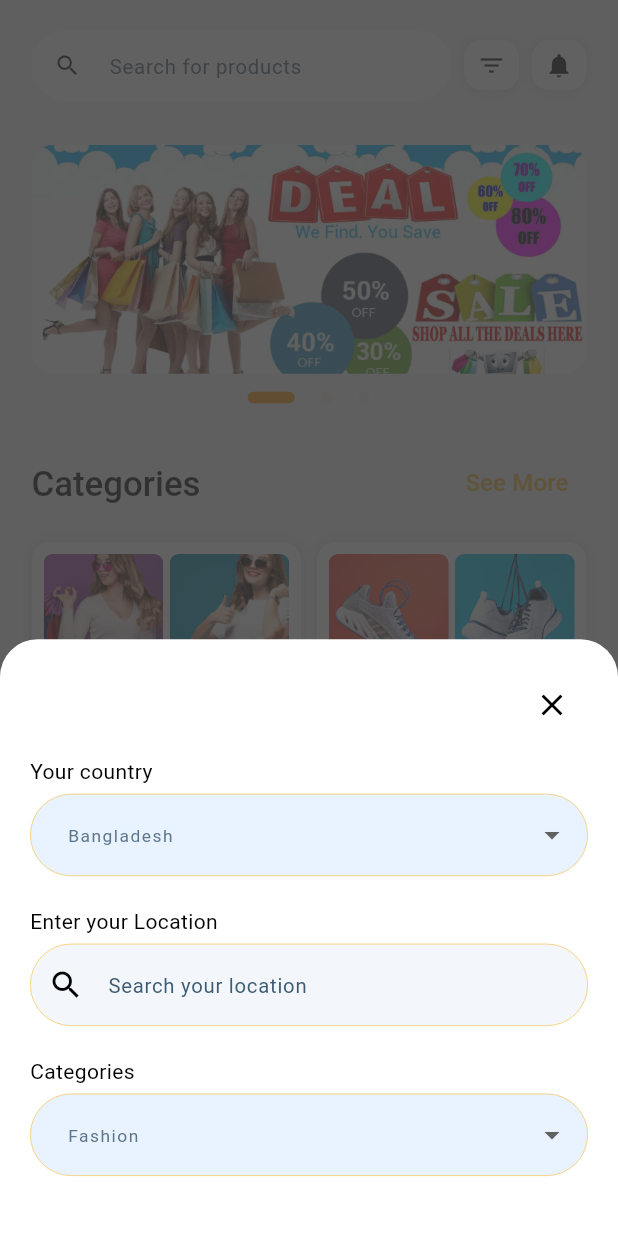
After one commit to nizam-app/Market-Jango-Backend-Update, a Flutter app: the BuyerHomeScreen screen opened by its route, after a tap on the "filter list" icon, on a phone screen of 412 x 824 dp. The commit adds this screen. Run offline on Flutter 3.47's test engine with Material 3 defaults, Android fonts, the phone set to English and light mode, and no system bars; drawn by our look-alikes of carousel_slider; our stand-ins replace flutter_riverpod, flutter_screenutil, flutter_svg, get, go_router, intl_phone_field and 2 more.

Commit message:
filter just edite

```diff
--- a/lib/features/buyer/screens/Home screen.dart
+++ b/lib/features/buyer/screens/Home screen.dart
@@ -5,7 +5,6 @@ import 'package:carousel_slider/carousel_slider.dart';
 import 'package:flutter/material.dart';
 import 'package:flutter_riverpod/flutter_riverpod.dart';
 import 'package:flutter_screenutil/flutter_screenutil.dart';
-import 'package:flutter_svg/flutter_svg.dart';
 import 'package:logger/logger.dart';
 import 'package:market_jango/%20business_logic/models/categories_model.dart';
 import 'package:market_jango/core/constants/color_control/all_color.dart';
@@ -13,6 +12,8 @@ import 'package:market_jango/core/widget/see_more_button.dart';
 import 'package:market_jango/features/buyer/data/categories_data_read.dart';
 import 'package:market_jango/features/buyer/logic/slider_manage.dart';
 import 'package:market_jango/features/buyer/widgets/home_product_title.dart';
+
+import 'location_filter_page.dart';
 class BuyerHomeScreen extends StatefulWidget {
   const BuyerHomeScreen({super.key});
   static const String routeName = '/buyerHomeScreen';
@@ -43,6 +44,19 @@ class _BuyerHomeScreenState extends State<BuyerHomeScreen> {
                 SeeMoreButton(name:"New Items",seeMoreAction: (){goToNewItemsPage();},),
                 NewItemsShow(),
                 SeeMoreButton(name:"Just For you",seeMoreAction: (){goToJustForYouPage();},),
+                GridView.builder(shrinkWrap: true,
+                    physics: NeverScrollableScrollPhysics(),
+                    gridDelegate: SliverGridDelegateWithFixedCrossAxisCount(
+                      crossAxisCount: 2,
+                      mainAxisSpacing: 10.h,
+                      crossAxisSpacing: 8.w,
+                      childAspectRatio: 0.7.h,
+                    ),
+                    itemCount: 4,
+                    // Example item count
+                    itemBuilder: (context, index) {
+                  return CustomNewProduct(width: 162.w, height: 172.h);
+                    })
               ],
             ),
           ),
@@ -64,7 +78,7 @@ class NewItemsShow extends StatelessWidget {
   @override
   Widget build(BuildContext context) {
     return SizedBox(
-      height: 219.h,
+      height: 190.h,
       child: ListView.builder(
           shrinkWrap: true,
           physics:AlwaysScrollableScrollPhysics(),
@@ -72,12 +86,29 @@ class NewItemsShow extends StatelessWidget {
           itemCount: 6,
           // Example item count
           itemBuilder: (context, index) {
+            return CustomNewProduct(width: 140.w, height: 140.h);}
+      ),
+    );
+  }
+}
+
+class CustomNewProduct extends StatelessWidget {
+  const CustomNewProduct({
+    super.key, required this.width, required this.height
+  });
+ final double width;
+  final double height;
+
+  @override
+  Widget build(BuildContext context) {
     return Column(
       crossAxisAlignment: CrossAxisAlignment.start,
       children: [
         Container(
           padding: EdgeInsets.symmetric(horizontal: 5.w,vertical: 5.h),
           margin: EdgeInsets.symmetric(horizontal: 5.w),
+          width: width,
+          height: height,
           decoration: BoxDecoration(
             color: AllColor.white,
             borderRadius: BorderRadius.circular(8.r),
@@ -106,8 +137,6 @@ class NewItemsShow extends StatelessWidget {
         ),
 
       ],
-            );}
-      ),
     );
   }
 }
@@ -126,7 +155,7 @@ class DiscountProduct extends StatelessWidget {
           crossAxisCount: 3,
           mainAxisSpacing: 4.h,
           crossAxisSpacing: 4.w,
-          childAspectRatio: 0.7.h,
+          childAspectRatio: 0.72.h,
         ),
         itemCount: 6,
         // Example item count
@@ -413,11 +442,7 @@ class BuyerHomeSearchBar extends StatelessWidget {
             ),
             SizedBox(width: 8.w),
             // Menu Icon
-            InkWell(
-              onTap: () {
-               goToNotificationScreen(context);
-              },
-              child: Container(
+            Container(
                 height: 35.h,
                 width: 35.w,
                 decoration: BoxDecoration(
@@ -432,17 +457,19 @@ class BuyerHomeSearchBar extends StatelessWidget {
                   ],
                 ),
                 child: IconButton(
-                  icon: Icon(Icons.menu, size: 20.sp),
-                  onPressed: () {},
+                  icon: Icon(Icons.filter_list, size: 20.sp),
+                  onPressed: () {
+                    openingFilter(context);
+
+                  },
                 ),
               ),
-            ),
+
             SizedBox(width: 8.w),
 
             // Notification Icon
             InkWell(
               onTap: () {
-                openingFilter(context);
               },
               child: Container(
                 height: 35.h,
@@ -470,8 +497,18 @@ class BuyerHomeSearchBar extends StatelessWidget {
       ],
     );
   }
-  void goToNotificationScreen(BuildContext context) {}
-  void openingFilter(BuildContext context) {}
+  void goToNotificationScreen(BuildContext context) {
+  }
+  void openingFilter(BuildContext context) {
+Logger().e("Don't work'");
+showModalBottomSheet(
+      context: context,
+      isScrollControlled: true,
+      backgroundColor: Colors.transparent,
+      builder: (context) => const LocationFilterPage(),
+    );
+
+  }
 }
 
 class PromoSlider extends ConsumerWidget {
--- /dev/null
+++ b/lib/features/buyer/screens/location_filter_page.dart
@@ -0,0 +1,117 @@
+import 'package:flutter/material.dart';
+
+class LocationFilterPage extends StatelessWidget {
+  const LocationFilterPage({super.key});
+
+  @override
+  Widget build(BuildContext context) {
+    String? selectedCountry = 'Bangladesh';
+    String? selectedCategory = 'Fashion';
+
+    return Scaffold(
+      backgroundColor: Colors.white.withOpacity(0.32),
+      body: Stack(
+        children: [
+          Opacity(
+            opacity: 0.4,
+            child: Container(
+              color: Colors.black,
+            ),
+          ),
+          Align(
+            alignment: Alignment.bottomCenter,
+            child: Container(
+              width: double.infinity,
+              padding: const EdgeInsets.all(20),
+              decoration: const BoxDecoration(
+                color: Colors.white,
+                borderRadius: BorderRadius.vertical(top: Radius.circular(25)),
+              ),
+              child: Column(
+                mainAxisSize: MainAxisSize.min,
+                children: [
+                  // Close button
+                  Align(
+                    alignment: Alignment.topRight,
+                    child: IconButton(
+                      icon: const Icon(Icons.close),
+                      onPressed: () => Navigator.pop(context),
+                    ),
+                  ),
+
+                  const SizedBox(height: 10),
+
+                  // Country Dropdown
+                  const Align(
+                    alignment: Alignment.centerLeft,
+                    child: Text("Your country"),
+                  ),
+                  const SizedBox(height: 5),
+                  DropdownButtonFormField<String>(
+                    value: selectedCountry,
+                    decoration: const InputDecoration(
+                      filled: true,
+                      fillColor: Color(0xFFE9F2FF),
+                      border: OutlineInputBorder(borderSide: BorderSide.none),
+                    ),
+                    items: ['Bangladesh', 'India', 'USA']
+                        .map((country) => DropdownMenuItem(
+                      value: country,
+                      child: Text(country),
+                    ))
+                        .toList(),
+                    onChanged: (value) {},
+                  ),
+
+                  const SizedBox(height: 20),
+
+                  // Location Search Field
+                  const Align(
+                    alignment: Alignment.centerLeft,
+                    child: Text("Enter your Location"),
+                  ),
+                  const SizedBox(height: 5),
+                  const TextField(
+                    decoration: InputDecoration(
+                      prefixIcon: Icon(Icons.search),
+                      hintText: "Search your location",
+                      filled: true,
+                      fillColor: Color(0xFFF3F6FA),
+                      border: OutlineInputBorder(borderSide: BorderSide.none),
+                    ),
+                  ),
+
+                  const SizedBox(height: 20),
+
+                  // Category Dropdown
+                  const Align(
+                    alignment: Alignment.centerLeft,
+                    child: Text("Categories"),
+                  ),
+                  const SizedBox(height: 5),
+                  DropdownButtonFormField<String>(
+                    value: selectedCategory,
+                    decoration: const InputDecoration(
+                      filled: true,
+                      fillColor: Color(0xFFE9F2FF),
+                      border: OutlineInputBorder(borderSide: BorderSide.none),
+                    ),
+                    items: ['Fashion', 'Electronics', 'Grocery']
+                        .map((category) => DropdownMenuItem(
+                      value: category,
+                      child: Text(category),
+                    ))
+                        .toList(),
+                    onChanged: (value) {},
+                  ),
+
+                  const SizedBox(height: 20),
+                ],
+              ),
+            ),
+          ),
+        ],
+      ),
+    );
+  }
+}
```
Lines whose indentation alone changed are shown as unchanged.
